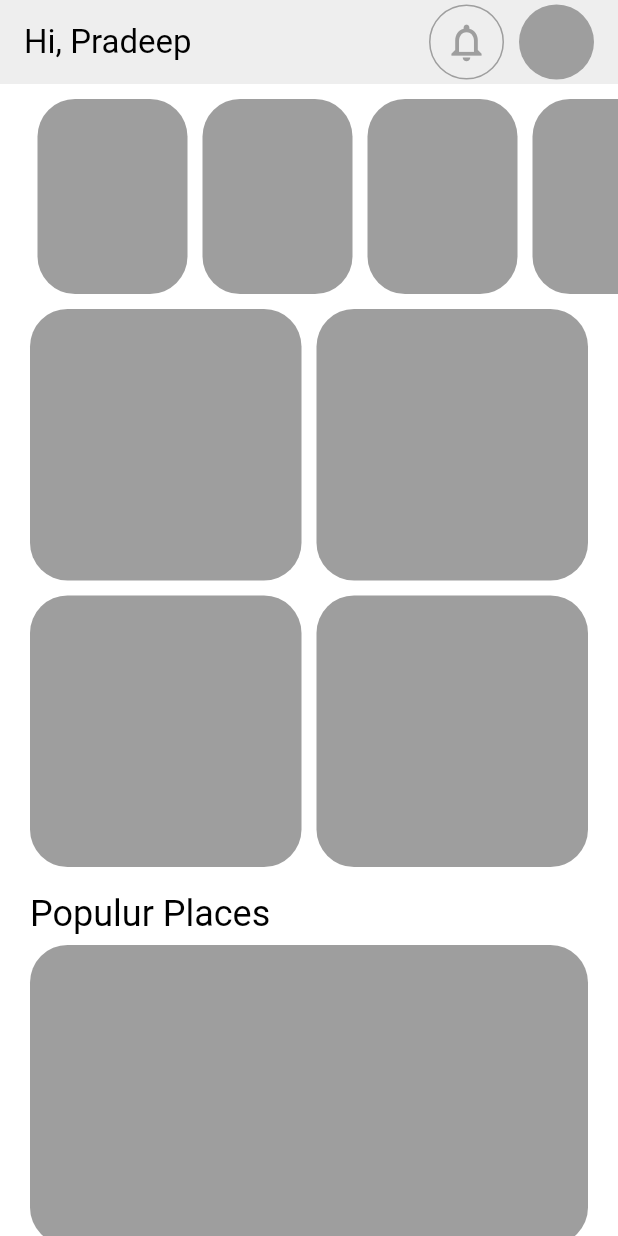
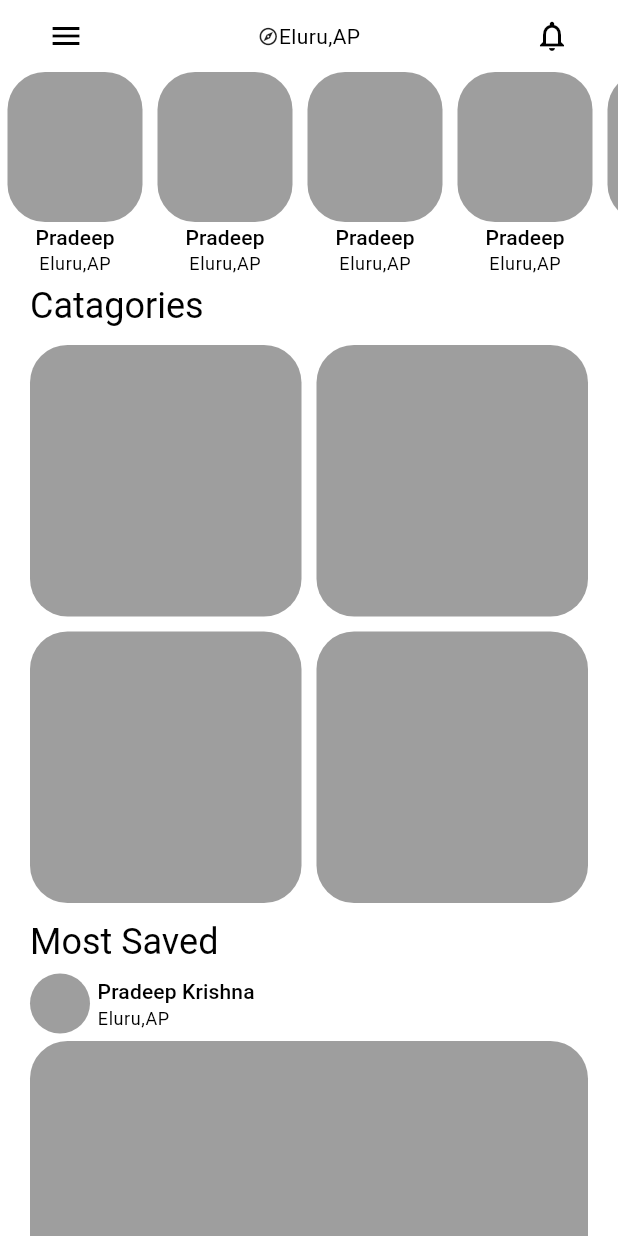
Before and after one commit to pradeep-orchu/photoscent, a Flutter app: the screen it shows after launch, on a phone screen of 412 x 824 dp. Run offline on Flutter 3.47's test engine with Material 2 defaults, Android fonts, the phone set to English and light mode, and no system bars; our stand-ins replace cloud_firestore, firebase_core; accounts and stored records are empty.

Commit message:
home_screen and post_screen created

```diff
--- /dev/null
+++ b/lib/components/post_card.dart
@@ -0,0 +1,82 @@
+import 'package:flutter/material.dart';
+import 'package:flutter/src/widgets/framework.dart';
+import 'package:flutter/src/widgets/placeholder.dart';
+
+import '../utils/post.dart';
+
+class PostCard extends StatefulWidget {
+  // final Post post;
+  const PostCard({
+    super.key,
+    //required this.post
+  });
+
+  @override
+  State<PostCard> createState() => _PostCardState();
+}
+
+class _PostCardState extends State<PostCard> {
+  @override
+  Widget build(BuildContext context) {
+    return Padding(
+      padding: const EdgeInsets.symmetric(horizontal: 20, vertical: 5),
+      child: Container(
+        child: Column(
+          children: [
+            Row(
+              children: [
+                CircleAvatar(),
+                SizedBox(
+                  width: 5,
+                ),
+                Column(
+                  mainAxisAlignment: MainAxisAlignment.center,
+                  crossAxisAlignment: CrossAxisAlignment.start,
+                  children: [
+                    Text(
+                      'Pradeep Krishna',
+                      style: Theme.of(context).textTheme.labelLarge,
+                    ),
+                    Text(
+                      'Eluru,AP',
+                      style: Theme.of(context).textTheme.bodySmall,
+                    )
+                  ],
+                )
+              ],
+            ),
+            SizedBox(
+              height: 5,
+            ),
+            GestureDetector(
+              onTap: () => Navigator.pushNamed(context, 'post'),
+              child: Container(
+                height: 200,
+                decoration: BoxDecoration(
+                  borderRadius: BorderRadius.circular(25),
+                  color: Theme.of(context).colorScheme.primaryContainer,
+                ),
+                child: Stack(
+                  children: [
+                    Positioned(
+                        right: 5,
+                        bottom: 5,
+                        child: IconButton(
+                          icon: Icon(
+                            Icons.bookmark_outline,
+                            color: Theme.of(context)
+                                .colorScheme
+                                .onSecondaryContainer,
+                          ),
+                          onPressed: () {},
+                        ))
+                  ],
+                ),
+              ),
+            )
+          ],
+        ),
+      ),
+    );
+  }
+}
--- /dev/null
+++ b/lib/components/profile_card.dart
@@ -0,0 +1,47 @@
+import 'package:flutter/material.dart';
+import 'package:flutter/src/widgets/framework.dart';
+import 'package:flutter/src/widgets/placeholder.dart';
+
+class ProfileCard extends StatefulWidget {
+  const ProfileCard({super.key});
+
+  @override
+  State<ProfileCard> createState() => _ProfileCardState();
+}
+
+class _ProfileCardState extends State<ProfileCard> {
+  @override
+  Widget build(BuildContext context) {
+    return Container(
+      width: 100,
+      child: Column(
+        mainAxisAlignment: MainAxisAlignment.start,
+        children: [
+          Container(
+            margin: EdgeInsets.symmetric(
+              horizontal: 5,
+            ),
+            decoration: BoxDecoration(
+                borderRadius: BorderRadius.circular(25),
+                color: Theme.of(context).colorScheme.primaryContainer),
+            height: 100,
+            width: 100,
+          ),
+          Column(
+            children: [
+              Text(
+                'Pradeep',
+                style: Theme.of(context).textTheme.labelLarge,
+                softWrap: true,
+              ),
+              Text(
+                'Eluru,AP',
+                style: Theme.of(context).textTheme.bodySmall,
+              )
+            ],
+          )
+        ],
+      ),
+    );
+  }
+}
--- a/lib/main.dart
+++ b/lib/main.dart
@@ -1,6 +1,7 @@
 import 'package:firebase_core/firebase_core.dart';
 import 'package:flutter/material.dart';
 import 'package:photoscent/screens/home_screen.dart';
+import 'package:photoscent/screens/post_screen.dart';
 
 import 'firebase_options.dart';
 
@@ -24,7 +25,11 @@ class MyApp extends StatelessWidget {
       theme: ThemeData(
           useMaterial3: true,
           colorScheme: ColorScheme.fromSwatch(primarySwatch: Colors.grey)),
-      home: Scaffold(body: HomeScreen()),
+      routes: {
+        'home': (context) => HomeScreen(),
+        'post': (context) => PostScreen(),
+      },
+      initialRoute: 'home',
     );
   }
 }
--- a/lib/screens/home_screen.dart
+++ b/lib/screens/home_screen.dart
@@ -3,6 +3,9 @@ import 'dart:math';
 import 'package:flutter/material.dart';
 import 'package:flutter/src/widgets/framework.dart';
 import 'package:flutter/src/widgets/placeholder.dart';
+import 'package:photoscent/components/home_grid.dart';
+import 'package:photoscent/components/post_card.dart';
+import 'package:photoscent/components/profile_card.dart';
 
 class HomeScreen extends StatefulWidget {
   const HomeScreen({super.key});
@@ -14,111 +17,68 @@ class HomeScreen extends StatefulWidget {
 class _HomeScreenState extends State<HomeScreen> {
   @override
   Widget build(BuildContext context) {
-    return CustomScrollView(slivers: [
-      SliverAppBar(
-        backgroundColor: Theme.of(context).colorScheme.background,
-        title: Row(
+    return Scaffold(
+      body: CustomScrollView(slivers: [
+        SliverToBoxAdapter(
+          child: Padding(
+            padding: const EdgeInsets.symmetric(horizontal: 20),
+            child: Row(
               mainAxisAlignment: MainAxisAlignment.spaceBetween,
               children: [
-            Text('Hi, Pradeep'),
+                IconButton(onPressed: () {}, icon: Icon(Icons.menu)),
                 Row(
+                  crossAxisAlignment: CrossAxisAlignment.center,
                   children: [
-                Container(
-                  height: 50,
-                  width: 50,
-                  decoration: BoxDecoration(
-                    border: Border.all(
-                        color: Theme.of(context).colorScheme.secondary),
-                    borderRadius: BorderRadius.circular(90),
+                    Icon(
+                      Icons.explore_outlined,
+                      size: 14,
                     ),
-                  child: Icon(
+                    Text('Eluru,AP'),
+                  ],
+                ),
+                IconButton(
+                    onPressed: () {},
+                    icon: Icon(
                       Icons.notifications_outlined,
-                    color: Theme.of(context).colorScheme.secondary,
-                    size: 30,
+                      //color: Theme.of(context).colorScheme.secondaryContainer,
+                    )),
+              ],
             ),
           ),
-                SizedBox(
-                  width: 10,
-                ),
-                CircleAvatar(
-                  radius: 25,
-                ),
-              ],
-            )
-          ],
-        ),
-        pinned: true,
         ),
         SliverToBoxAdapter(
           child: Container(
-          margin: EdgeInsets.only(left: 20),
-          height: 150,
+            //margin: EdgeInsets.only(left: 20),
+            height: 140,
             child: ListView.builder(
               scrollDirection: Axis.horizontal,
               itemBuilder: (BuildContext context, int index) {
-              return Container(
-                margin: EdgeInsets.symmetric(horizontal: 5, vertical: 10),
-                decoration: BoxDecoration(
-                    borderRadius: BorderRadius.circular(25),
-                    color: Theme.of(context).colorScheme.primaryContainer),
-                height: 150,
-                width: 100,
-              );
+                return ProfileCard();
               },
-            itemCount: 6,
+              itemCount: 5,
             ),
           ),
         ),
-      SliverPadding(
-          padding: EdgeInsets.only(left: 20, right: 20, bottom: 15),
-          sliver: SliverGrid.count(
-            crossAxisCount: 2,
-            crossAxisSpacing: 10,
-            mainAxisSpacing: 10,
-            children: [
-              Container(
-                decoration: BoxDecoration(
-                    borderRadius: BorderRadius.circular(25),
-                    color: Theme.of(context).colorScheme.primaryContainer),
-                height: 200,
-              ),
-              Container(
-                decoration: BoxDecoration(
-                    borderRadius: BorderRadius.circular(25),
-                    color: Theme.of(context).colorScheme.primaryContainer),
-                height: 200,
-              ),
-              Container(
-                decoration: BoxDecoration(
-                    borderRadius: BorderRadius.circular(25),
-                    color: Theme.of(context).colorScheme.primaryContainer),
-                height: 200,
-              ),
-              Container(
-                decoration: BoxDecoration(
-                    borderRadius: BorderRadius.circular(25),
-                    color: Theme.of(context).colorScheme.primaryContainer),
-                height: 200,
-              ),
-            ],
-          )),
         SliverToBoxAdapter(
           child: Container(
             padding: EdgeInsets.symmetric(horizontal: 20),
-          child: Text('Populur Places',
+            child: Text('Catagories',
+                style: Theme.of(context).textTheme.headlineSmall),
+          ),
+        ),
+        HomeGrid(),
+        SliverToBoxAdapter(
+          child: Container(
+            padding: EdgeInsets.symmetric(horizontal: 20),
+            child: Text('Most Saved',
                 style: Theme.of(context).textTheme.headlineSmall),
           ),
         ),
         SliverList(
             delegate: SliverChildBuilderDelegate((context, index) {
-        return Container(
-          margin: EdgeInsets.symmetric(vertical: 5, horizontal: 20),
-          decoration: BoxDecoration(
-              borderRadius: BorderRadius.circular(25),
-              color: Theme.of(context).colorScheme.primaryContainer),
-          height: 200,
+          return PostCard();
+        }, childCount: 5)),
+      ]),
     );
-      }, childCount: 10)),
-    ]);
   }
 }
--- /dev/null
+++ b/lib/utils/post.dart
@@ -0,0 +1,46 @@
+import 'package:cloud_firestore/cloud_firestore.dart';
+
+class Post {
+  final String? name;
+  final String? state;
+  final String? country;
+  final bool? capital;
+  final int? population;
+  final List<String>? regions;
+
+  Post({
+    this.name,
+    this.state,
+    this.country,
+    this.capital,
+    this.population,
+    this.regions,
+  });
+
+  factory Post.fromFirestore(
+    DocumentSnapshot<Map<String, dynamic>> snapshot,
+    SnapshotOptions? options,
+  ) {
+    final data = snapshot.data();
+    return Post(
+      name: data?['name'],
+      state: data?['state'],
+      country: data?['country'],
+      capital: data?['capital'],
+      population: data?['population'],
+      regions:
+          data?['regions'] is Iterable ? List.from(data?['regions']) : null,
+    );
+  }
+
+  Map<String, dynamic> toFirestore() {
+    return {
+      if (name != null) "name": name,
+      if (state != null) "state": state,
+      if (country != null) "country": country,
+      if (capital != null) "capital": capital,
+      if (population != null) "population": population,
+      if (regions != null) "regions": regions,
+    };
+  }
+}
--- a/pubspec.yaml
+++ b/pubspec.yaml
@@ -37,6 +37,7 @@ dependencies:
   cupertino_icons: ^1.0.2
   firebase_core: ^2.15.0
   firebase_auth: ^4.7.2
+  cloud_firestore: ^4.9.1
 
 dev_dependencies:
   flutter_test:
```
Also changed, not shown: lib/components/home_grid.dart (added, +44 -0 lines), lib/screens/post_screen.dart (added, +142 -0 lines), lib/screens/notification_screen.dart (added), pubspec.lock, 1 other file. Lines whose indentation alone changed are shown as unchanged.
